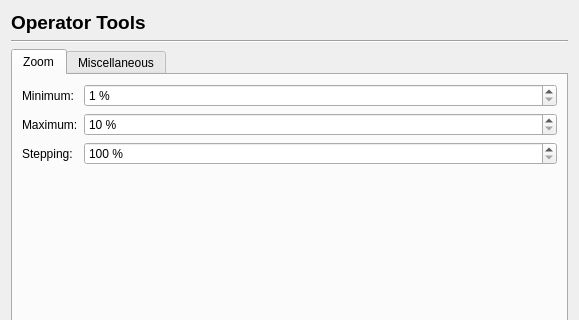
The window that scribus/ui/prefs_operatortoolsbase.ui (scribusproject/scribus) describes before a commit, drawn with Qt 5; both pictures show x 0 to 579 and y 0 to 320 of the 579 by 495 pixel window.
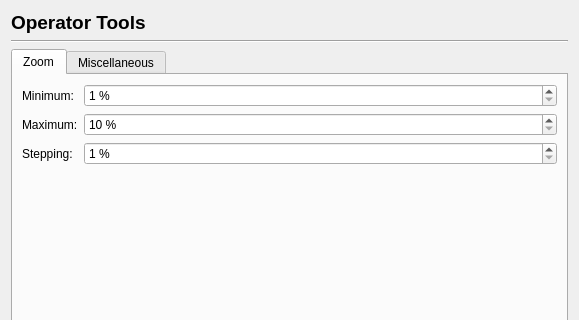
The same window after the commit. Custom widgets are drawn as their Qt base class.

Commit message: Reduce minimum zoom step level in ui file

What changed in the file:
```diff
--- a/scribus/ui/prefs_operatortoolsbase.ui
+++ b/scribus/ui/prefs_operatortoolsbase.ui
@@ -115,7 +115,7 @@
             <string> %</string>
            </property>
            <property name="minimum">
-            <number>100</number>
+            <number>1</number>
            </property>
            <property name="maximum">
             <number>500</number>
```
